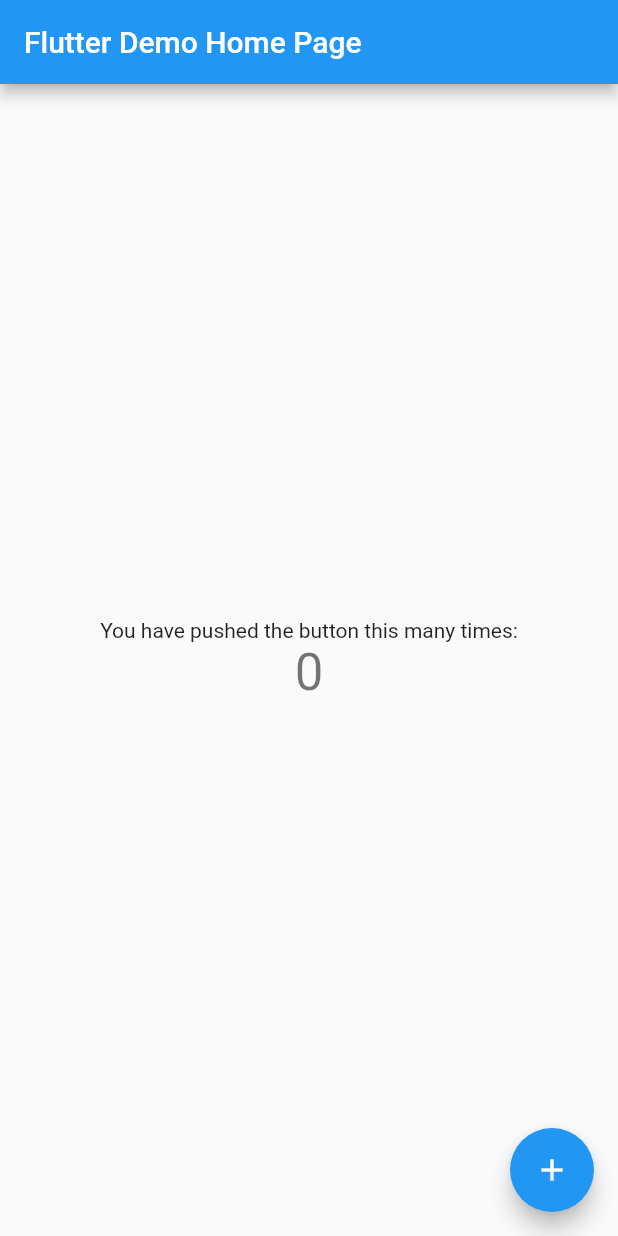
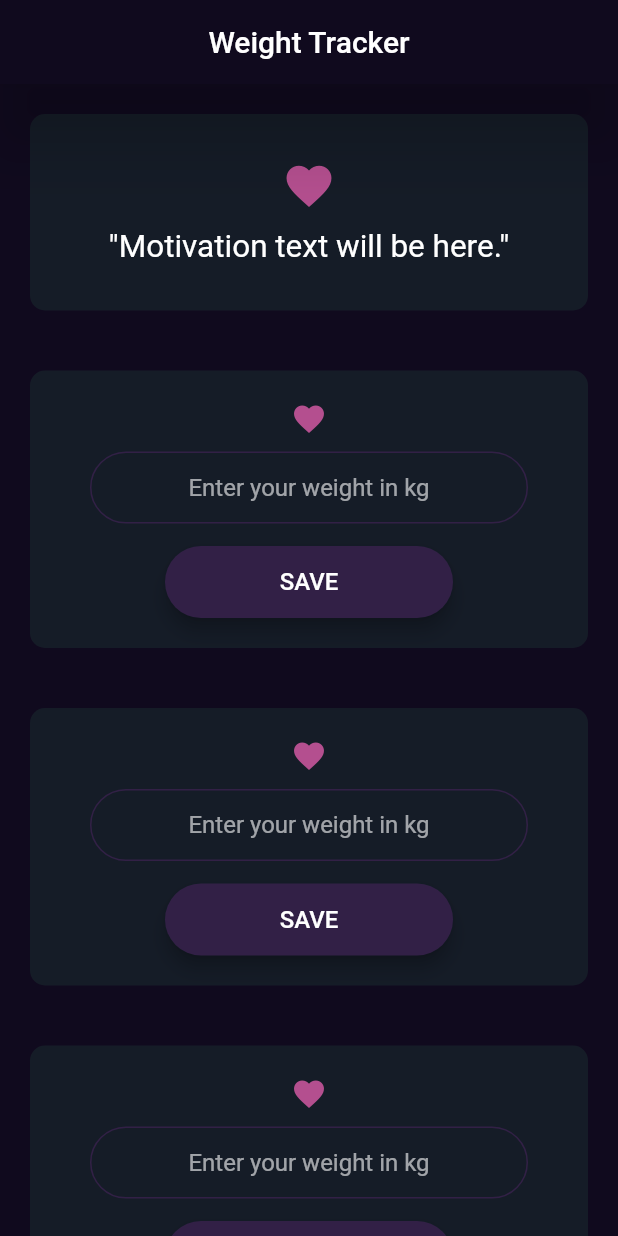
Before and after one commit to jotiaine/Weight_Tracker_Flutter, a Flutter app: the screen it shows after launch, on a phone screen of 412 x 824 dp. Run offline on Flutter 3.47's test engine with Material 2 defaults, Android fonts, the phone set to English and light mode, and no system bars.

Commit message:
Home screen start done

```diff
--- /dev/null
+++ b/lib/components/motivation_card.dart
@@ -0,0 +1,79 @@
+import 'package:flutter/material.dart';
+import 'package:weight_tracker/utilities/constants.dart';
+
+String? _motivationText;
+
+class MotivationCard extends StatefulWidget {
+  const MotivationCard({super.key});
+
+  @override
+  State<MotivationCard> createState() => _MotivationCardState();
+}
+
+class _MotivationCardState extends State<MotivationCard> {
+  // Method to get the data from the API
+  // void getData() async {
+  //   try {
+  //     var data = await MotivationData().getMotivationData();
+  //     setState(() {
+  //       _motivationText = data;
+  //     });
+  //   } catch (e) {
+  //     print(e);
+  //   }
+  // }
+
+  @override
+  void initState() {
+    super.initState();
+
+    // get the data from the API
+    setState(() {
+      _motivationText = 'Motivation text will be here';
+    });
+  }
+
+  @override
+  Widget build(BuildContext context) {
+    return Column(
+      children: [
+        Container(
+          margin: const EdgeInsets.all(20.0),
+          decoration: BoxDecoration(
+            color: kMotivationCardColor,
+            borderRadius: BorderRadius.circular(10.0),
+          ),
+          child: Padding(
+            padding: const EdgeInsets.symmetric(
+              horizontal: 30,
+              vertical: 30.0,
+            ),
+            child: Column(
+              crossAxisAlignment: CrossAxisAlignment.stretch,
+              mainAxisAlignment: MainAxisAlignment.center,
+              children: [
+                const Icon(
+                  Icons.favorite,
+                  color: kMotivationIconColor,
+                  size: 36.0,
+                  semanticLabel: 'Text to motivate',
+                ),
+                const SizedBox(
+                  height: 10.0,
+                ),
+                Text(
+                  '"$_motivationText."',
+                  textAlign: TextAlign.center,
+                  style: const TextStyle(
+                    fontSize: 21.0,
+                    color: kFontColor,
+                  ),
+                ),
+              ],
+            ),
+          ),
+        ),
+      ],
+    );
+  }
+}
--- /dev/null
+++ b/lib/components/weight_input_card.dart
@@ -0,0 +1,129 @@
+import 'package:flutter/material.dart';
+import 'package:weight_tracker/utilities/constants.dart';
+
+class InputCard extends StatefulWidget {
+  const InputCard({super.key});
+
+  @override
+  State<InputCard> createState() => InputCardState();
+}
+
+class InputCardState extends State<InputCard> {
+  final fieldText = TextEditingController();
+
+  int _weight = 80;
+
+  void clearText() {
+    fieldText.clear();
+  }
+
+  @override
+  Widget build(BuildContext context) {
+    return Column(
+      children: [
+        Container(
+          margin: const EdgeInsets.all(20.0),
+          decoration: BoxDecoration(
+            color: kMotivationCardColor,
+            borderRadius: BorderRadius.circular(10.0),
+          ),
+          child: Padding(
+            padding: const EdgeInsets.symmetric(
+              horizontal: 10.0,
+              vertical: 20.0,
+            ),
+            child: Column(
+              crossAxisAlignment: CrossAxisAlignment.stretch,
+              mainAxisAlignment: MainAxisAlignment.center,
+              children: [
+                const Icon(
+                  Icons.favorite,
+                  color: kMotivationIconColor,
+                  size: 24.0,
+                  semanticLabel: 'Text to motivate',
+                ),
+                const SizedBox(
+                  height: 10.0,
+                ),
+                Padding(
+                  padding: const EdgeInsets.symmetric(
+                    horizontal: 30.0,
+                    vertical: 0.0,
+                  ),
+                  child: TextField(
+                    onTap: clearText,
+                    keyboardType: const TextInputType.numberWithOptions(),
+                    textAlign: TextAlign.center,
+                    decoration: const InputDecoration(
+                      hintText: 'Enter your weight in kg',
+                      contentPadding: EdgeInsets.symmetric(
+                          vertical: 10.0, horizontal: 20.0),
+                      border: OutlineInputBorder(
+                        borderRadius: BorderRadius.all(Radius.circular(32.0)),
+                      ),
+                      enabledBorder: OutlineInputBorder(
+                        borderSide: BorderSide(
+                          color: Color.fromRGBO(50, 32, 70, 1),
+                        ),
+                        borderRadius: BorderRadius.all(Radius.circular(32.0)),
+                      ),
+                      focusedBorder: OutlineInputBorder(
+                        borderSide: BorderSide(
+                            color: Color.fromRGBO(50, 32, 70, 1), width: 2.5),
+                        borderRadius: BorderRadius.all(Radius.circular(32.0)),
+                      ),
+                    ),
+                    onChanged: (value) {
+                      setState(() {
+                        _weight = int.parse(value);
+                        print(_weight);
+                      });
+                    },
+                  ),
+                ),
+                // Make a stylish elevated button
+                const SizedBox(
+                  height: 15.0,
+                ),
+                Padding(
+                  padding: EdgeInsets.symmetric(
+                    horizontal: 80.0,
+                    vertical: 0.0,
+                  ),
+                  child: Material(
+                    elevation: 5.0,
+                    color: Color.fromRGBO(50, 32, 70, 1),
+                    borderRadius: BorderRadius.circular(30.0),
+                    child: MaterialButton(
+                      onPressed: () {
+                        setState(() {
+                          print('Save button pressed');
+                        });
+                      },
+                      child: Text(
+                        'SAVE',
+                        style: TextStyle(
+                          fontSize: 16.0,
+                        ),
+                      ),
+                    ),
+                  ),
+                ),
+
+                // RawMaterialButton(
+                //   elevation: 0.0,
+                //   child: Icon(Icons),
+                //   fillColor: Colors.red,
+                //   shape: CircleBorder(),
+                //   onPressed: () {
+                //     print('asd');
+                //   },
+                // ),
+              ],
+            ),
+          ),
+        ),
+      ],
+    );
+  }
+}
--- a/lib/main.dart
+++ b/lib/main.dart
@@ -1,4 +1,5 @@
 import 'package:flutter/material.dart';
+import 'package:weight_tracker/screens/home_screen.dart';
 
 void main() {
   runApp(const MyApp());
@@ -7,109 +8,14 @@ void main() {
 class MyApp extends StatelessWidget {
   const MyApp({super.key});
 
-  // This widget is the root of your application.
   @override
   Widget build(BuildContext context) {
     return MaterialApp(
-      title: 'Flutter Demo',
-      theme: ThemeData(
-        // This is the theme of your application.
-        //
-        // Try running your application with "flutter run". You'll see the
-        // application has a blue toolbar. Then, without quitting the app, try
-        // changing the primarySwatch below to Colors.green and then invoke
-        // "hot reload" (press "r" in the console where you ran "flutter run",
-        // or simply save your changes to "hot reload" in a Flutter IDE).
-        // Notice that the counter didn't reset back to zero; the application
-        // is not restarted.
-        primarySwatch: Colors.blue,
-      ),
-      home: const MyHomePage(title: 'Flutter Demo Home Page'),
+      theme: ThemeData.dark(),
+      initialRoute: HomeScreen.id,
+      routes: {
+        HomeScreen.id: (context) => const HomeScreen(),
+      },
     );
   }
 }
-
-class MyHomePage extends StatefulWidget {
-  const MyHomePage({super.key, required this.title});
-
-  // This widget is the home page of your application. It is stateful, meaning
-  // that it has a State object (defined below) that contains fields that affect
-  // how it looks.
-
-  // This class is the configuration for the state. It holds the values (in this
-  // case the title) provided by the parent (in this case the App widget) and
-  // used by the build method of the State. Fields in a Widget subclass are
-  // always marked "final".
-
-  final String title;
-
-  @override
-  State<MyHomePage> createState() => _MyHomePageState();
-}
-
-class _MyHomePageState extends State<MyHomePage> {
-  int _counter = 0;
-
-  void _incrementCounter() {
-    setState(() {
-      // This call to setState tells the Flutter framework that something has
-      // changed in this State, which causes it to rerun the build method below
-      // so that the display can reflect the updated values. If we changed
-      // _counter without calling setState(), then the build method would not be
-      // called again, and so nothing would appear to happen.
-      _counter++;
-    });
-  }
-
-  @override
-  Widget build(BuildContext context) {
-    // This method is rerun every time setState is called, for instance as done
-    // by the _incrementCounter method above.
-    //
-    // The Flutter framework has been optimized to make rerunning build methods
-    // fast, so that you can just rebuild anything that needs updating rather
-    // than having to individually change instances of widgets.
-    return Scaffold(
-      appBar: AppBar(
-        // Here we take the value from the MyHomePage object that was created by
-        // the App.build method, and use it to set our appbar title.
-        title: Text(widget.title),
-      ),
-      body: Center(
-        // Center is a layout widget. It takes a single child and positions it
-        // in the middle of the parent.
-        child: Column(
-          // Column is also a layout widget. It takes a list of children and
-          // arranges them vertically. By default, it sizes itself to fit its
-          // children horizontally, and tries to be as tall as its parent.
-          //
-          // Invoke "debug painting" (press "p" in the console, choose the
-          // "Toggle Debug Paint" action from the Flutter Inspector in Android
-          // Studio, or the "Toggle Debug Paint" command in Visual Studio Code)
-          // to see the wireframe for each widget.
-          //
-          // Column has various properties to control how it sizes itself and
-          // how it positions its children. Here we use mainAxisAlignment to
-          // center the children vertically; the main axis here is the vertical
-          // axis because Columns are vertical (the cross axis would be
-          // horizontal).
-          mainAxisAlignment: MainAxisAlignment.center,
-          children: <Widget>[
-            const Text(
-              'You have pushed the button this many times:',
-            ),
-            Text(
-              '$_counter',
-              style: Theme.of(context).textTheme.headline4,
-            ),
-          ],
-        ),
-      ),
-      floatingActionButton: FloatingActionButton(
-        onPressed: _incrementCounter,
-        tooltip: 'Increment',
-        child: const Icon(Icons.add),
-      ), // This trailing comma makes auto-formatting nicer for build methods.
-    );
-  }
-}
--- /dev/null
+++ b/lib/network/motivation_data.dart
@@ -0,0 +1,12 @@
+import 'package:flutter/material.dart';
+import 'package:http/http.dart' as http;
+import 'dart:convert';
+
+class MotivationData {
+  Future<http.Response> getMotivationData() async {
+    // String requestURL = 'https://jsonplaceholder.typicode.com/albums/1';
+
+    return await http
+        .get(Uri.parse('https://jsonplaceholder.typicode.com/albums/1'));
+  }
+}
--- /dev/null
+++ b/lib/screens/home_screen.dart
@@ -0,0 +1,52 @@
+import 'package:flutter/material.dart';
+import 'package:weight_tracker/components/motivation_card.dart';
+import 'package:weight_tracker/utilities/constants.dart';
+import 'package:weight_tracker/components/weight_input_card.dart';
+
+class HomeScreen extends StatefulWidget {
+  const HomeScreen({super.key});
+
+  static const String id = 'home_screen';
+
+  @override
+  State<HomeScreen> createState() => _HomeScreenState();
+}
+
+class _HomeScreenState extends State<HomeScreen> {
+  @override
+  void initState() {
+    super.initState();
+    print('asdasd');
+    // get the data from the API
+    // parse the JSON
+    // update the UI
+  }
+
+  @override
+  Widget build(BuildContext context) {
+    return Scaffold(
+      backgroundColor: kBackgroundColor,
+      appBar: AppBar(
+        centerTitle: mounted,
+        backgroundColor: kBackgroundColor,
+        elevation: 20.0,
+        title: const Text('Weight Tracker'),
+      ),
+      body: ListView(
+        // mainAxisAlignment: MainAxisAlignment.start,
+        // crossAxisAlignment: CrossAxisAlignment.stretch,
+        children: const [
+          MotivationCard(),
+          InputCard(),
+          InputCard(),
+          InputCard(),
+          InputCard(),
+          InputCard(),
+        ],
+      ),
+      // bottomNavigationBar: BottomAppBar(
+      //   child: Text('Bottom'),
+      // ),
+    );
+  }
+}
--- /dev/null
+++ b/lib/utilities/constants.dart
@@ -0,0 +1,7 @@
+import 'package:flutter/material.dart';
+
+// Colors
+const kBackgroundColor = Color.fromRGBO(16, 10, 30, 1);
+const kMotivationCardColor = Color.fromRGBO(21, 28, 39, 1);
+const kFontColor = Colors.white;
+const kMotivationIconColor = Color.fromRGBO(180, 79, 143, 1);
```
Also changed, not shown: pubspec.yaml (+3 -63 lines), pubspec.lock, 1 other file.
